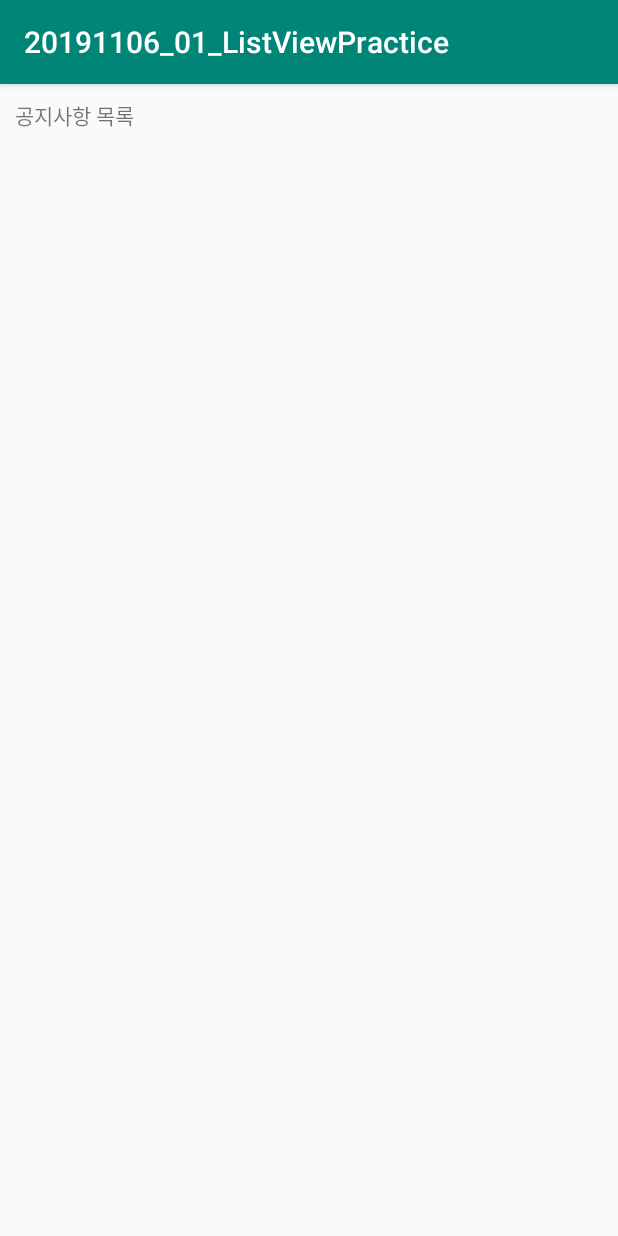
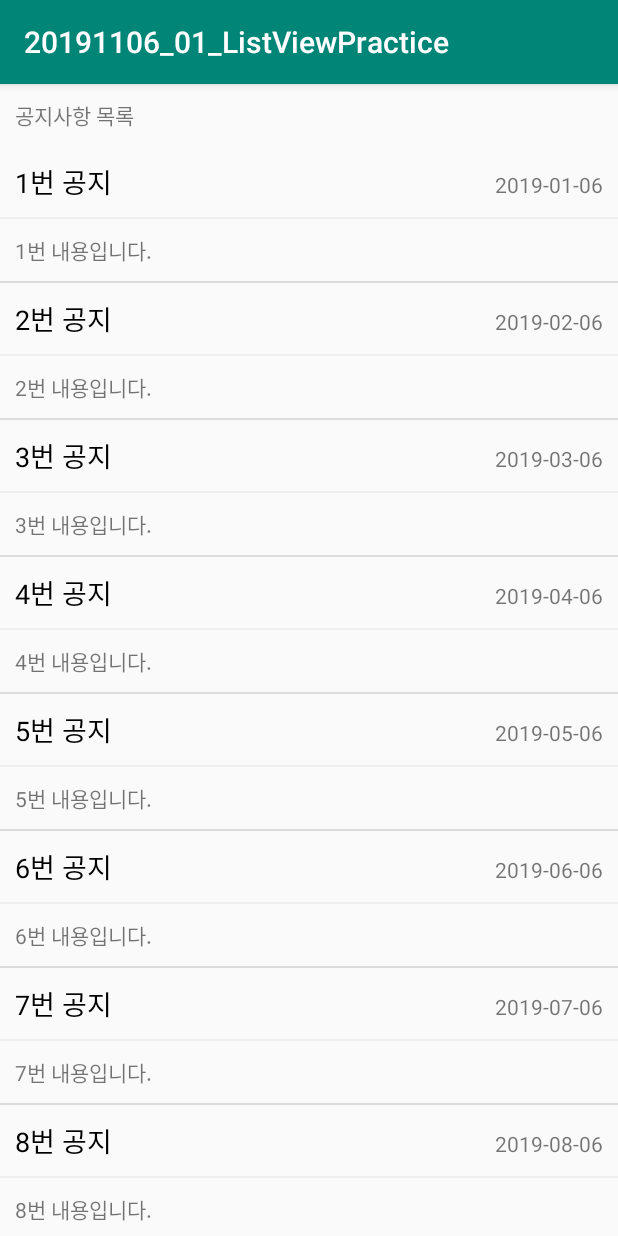
Before and after one commit to sjsid79/191106_01_ListViewPractice, an Android app: the screen it shows after launch (MainActivity), on a phone screen of 412 x 824 dp. Run offline under Robolectric (Android 15) with nearby library versions, the phone set to English and light mode, and no system bars.

Commit message:
리스트뷰 / 어댑터 연결 getView에서 데이터 출력

```diff
--- a/app/src/main/java/com/tjoeun/a20191106_01_listviewpractice/MainActivity.kt
+++ b/app/src/main/java/com/tjoeun/a20191106_01_listviewpractice/MainActivity.kt
@@ -2,18 +2,25 @@ package com.tjoeun.a20191106_01_listviewpractice
 
 import androidx.appcompat.app.AppCompatActivity
 import android.os.Bundle
+import com.tjoeun.a20191106_01_listviewpractice.adapters.NoticeAdapter
 import com.tjoeun.a20191106_01_listviewpractice.datas.NoticeData
+import kotlinx.android.synthetic.main.activity_main.*
 import java.util.ArrayList
 
 class MainActivity : AppCompatActivity() {
 
     var noticeList = ArrayList<NoticeData>()
+    var noticeAdapter:NoticeAdapter? = null
 
     override fun onCreate(savedInstanceState: Bundle?) {
         super.onCreate(savedInstanceState)
         setContentView(R.layout.activity_main)
 
         addNotices()
+
+        noticeAdapter = NoticeAdapter(this, noticeList)
+
+        noticeListView.adapter = noticeAdapter
     }
 
     fun addNotices(){
--- a/app/src/main/java/com/tjoeun/a20191106_01_listviewpractice/adapters/NoticeAdapter.kt
+++ b/app/src/main/java/com/tjoeun/a20191106_01_listviewpractice/adapters/NoticeAdapter.kt
@@ -5,6 +5,7 @@ import android.view.LayoutInflater
 import android.view.View
 import android.view.ViewGroup
 import android.widget.ArrayAdapter
+import android.widget.TextView
 import com.tjoeun.a20191106_01_listviewpractice.R
 import com.tjoeun.a20191106_01_listviewpractice.datas.NoticeData
 
@@ -28,6 +29,17 @@ class NoticeAdapter(context:Context, resource:Int, list:ArrayList<NoticeData>)
         // tempRow가 null인 경우를 위에서 대비했으니,
         // row에서 tempRow는 절대 null 아니라고 하면서 대입
         var row = tempRow!!     // !! -> tempRow는 절대 null이 아니라고 우기는거야.
+
+        var data = mList.get(position)
+        var titleTxt = row.findViewById<TextView>(R.id.noticeTxt)
+        var dateTxt = row.findViewById<TextView>(R.id.dateTxt)
+        var contextTxt = row.findViewById<TextView>(R.id.contentTxt)
+
+        titleTxt.text = data.title
+        dateTxt.text = data.date
+        contextTxt.text = data.content
+
+
         return  row
     }
 
--- a/app/src/main/res/layout/notice_list_item.xml
+++ b/app/src/main/res/layout/notice_list_item.xml
@@ -10,6 +10,7 @@
         android:padding="10dp">
 
         <TextView
+            android:id="@+id/noticeTxt"
             android:layout_width="wrap_content"
             android:layout_height="wrap_content"
             android:textColor="#000000"
@@ -22,6 +23,7 @@
             android:layout_weight="1"/>
 
         <TextView
+            android:id="@+id/dateTxt"
             android:layout_width="wrap_content"
             android:layout_height="wrap_content"
             android:text="2019-11-06"/>
@@ -34,6 +36,7 @@
         android:background="#EFEFEF"/>
 
     <TextView
+        android:id="@+id/contentTxt"
         android:layout_width="match_parent"
         android:layout_height="wrap_content"
         android:padding="10dp"
```
